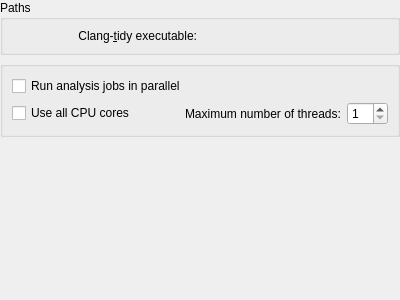
Before: the Qt Designer form plugins/clangtidy/config/clangtidypreferences.ui in KDE/kdevelop, drawn with Qt 5.
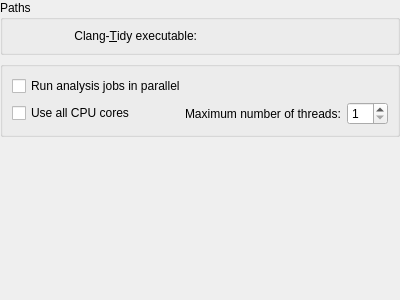
After: the same form once the commit is applied. Custom widgets are drawn as their Qt base class.

Commit message:
clangtidy: add more UI context marker for strings, fix some style
GIT_SILENT

The edit to the form file:
```diff
--- a/plugins/clangtidy/config/clangtidypreferences.ui
+++ b/plugins/clangtidy/config/clangtidypreferences.ui
@@ -34,7 +34,7 @@
         <item>
          <widget class="QLabel" name="clangtidyLabel">
           <property name="text">
-           <string>Clang-&amp;tidy executable:</string>
+           <string comment="@label:chooser">Clang-&amp;Tidy executable:</string>
           </property>
           <property name="alignment">
            <set>Qt::AlignRight|Qt::AlignTrailing|Qt::AlignVCenter</set>
```
Left out of the diff: 12 changed lines with no effect on the pictures. The commit also changes 7 other files.
